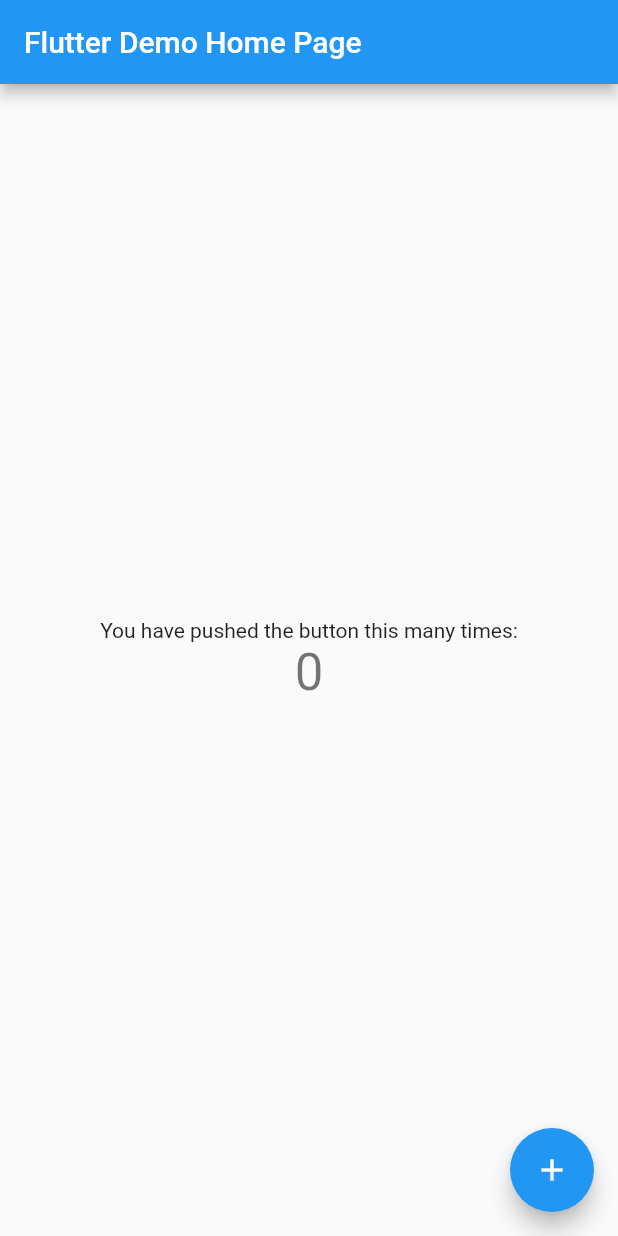
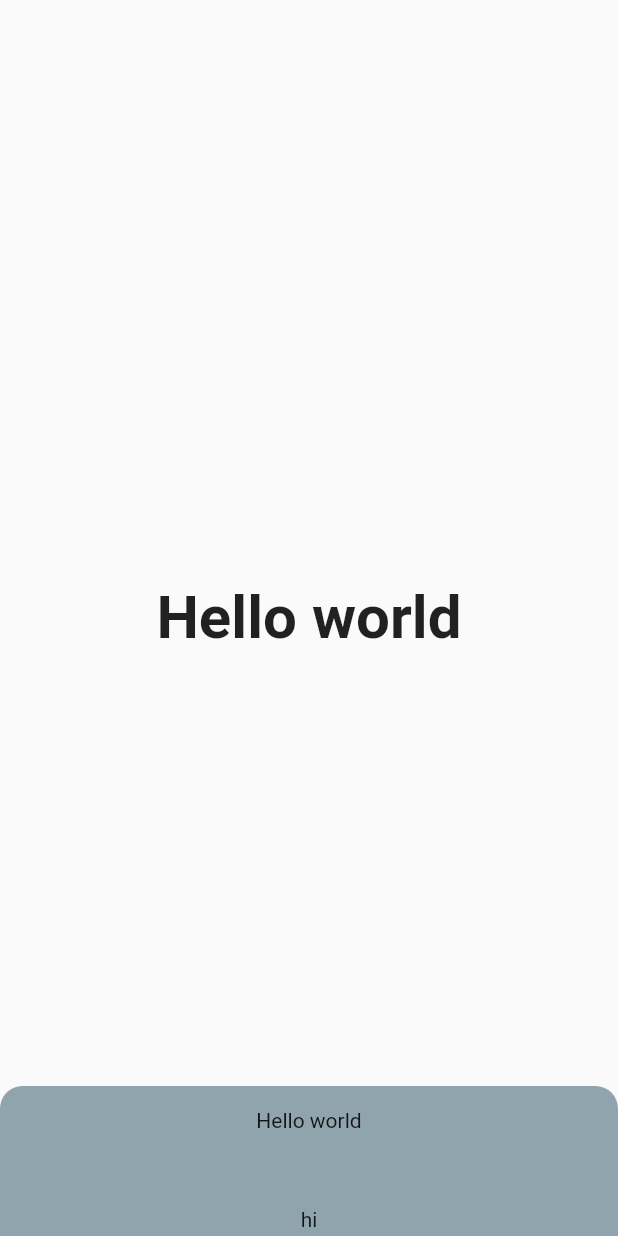
Before and after one commit to Bernardi23/expandable_card, a Flutter app: the screen it shows after launch, on a phone screen of 412 x 824 dp. Run offline on Flutter 3.47's test engine with Material 2 defaults, Android fonts, the phone set to English and light mode, and no system bars.

Commit message:
Added SlidableCard widget

```diff
--- /dev/null
+++ b/lib/components/pagewithslider.dart
@@ -0,0 +1,20 @@
+import 'package:flutter/material.dart';
+
+import 'slidablecard.dart';
+
+class PageWithSlider extends StatelessWidget {
+  PageWithSlider({@required this.page, @required this.slidableCard});
+
+  final Widget page;
+  final SlidableCard slidableCard;
+
+  @override
+  Widget build(BuildContext context) {
+    return Stack(
+      children: [
+        page,
+        slidableCard
+      ],
+    );
+  }
+}
--- /dev/null
+++ b/lib/components/slidablecard.dart
@@ -0,0 +1,190 @@
+import 'package:flutter/material.dart';
+import 'package:flutter/rendering.dart';
+
+class SlidableCard extends StatefulWidget {
+  SlidableCard({
+    @required this.content,
+    this.padding = const EdgeInsets.all(15.0),
+    this.minHeight = 100,
+    this.maxHeight = 500,
+    this.hasShadow = false,
+    this.backgroundColor = Colors.blueGrey,
+  });
+
+  final Widget content;
+  final EdgeInsetsGeometry padding;
+  final double minHeight;
+  final double maxHeight;
+  final bool hasShadow;
+  final Color backgroundColor;
+
+  @override
+  _SlidableCardState createState() => _SlidableCardState();
+}
+
+class _SlidableCardState extends State<SlidableCard>
+    with SingleTickerProviderStateMixin {
+  AnimationController _animationController;
+  Animation<double> _animationScrollPercent;
+  bool _isAnimating = false;
+  double _scrollPercent = 0;
+
+  @override
+  void initState() {
+    super.initState();
+    _animationController =
+        AnimationController(vsync: this, duration: Duration(milliseconds: 400));
+  }
+
+  final Widget debugContent = CustomScrollView(
+    physics: NeverScrollableScrollPhysics(),
+    slivers: <Widget>[
+      SliverFillViewport(
+        delegate: SliverChildBuilderDelegate(
+          (context, index) => Text("Hello world"),
+          childCount: 1,
+        ),
+      ),
+      // SliverFixedExtentList(
+      //   itemExtent: 40.0,
+      //   delegate: SliverChildBuilderDelegate(
+      //     (context, index) => index == 0 ? Text("Hello world") : null,
+      //   ),
+      // )
+      // Row(
+      //   crossAxisAlignment: CrossAxisAlignment.start,
+      //   children: <Widget>[
+      //     SizedBox(width: 20),
+      //     ClipRRect(
+      //       borderRadius: BorderRadius.all(Radius.circular(0)),
+      //       child: Container(
+      //         color: Colors.white,
+      //         width: 70.0,
+      //         height: 70.0,
+      //       ),
+      //     ),
+      //     SizedBox(width: 15),
+      //     Column(
+      //       mainAxisAlignment: MainAxisAlignment.start,
+      //       crossAxisAlignment: CrossAxisAlignment.start,
+      //       children: <Widget>[
+      //         Text(
+      //           "Old Town Road",
+      //           style: TextStyle(fontWeight: FontWeight.bold, fontSize: 18.0),
+      //         ),
+      //         SizedBox(height: 7),
+      //         Text(
+      //           "Lil Nas X",
+      //           style: TextStyle(fontSize: 12.0),
+      //         )
+      //       ],
+      //     )
+      //   ],
+      // ),
+      // SizedBox(height: 50.0),
+      // Container(height: 200, width: 200, color: Colors.pink),
+    ],
+  );
+
+  final Widget positionDebugContent = Column(
+    children: <Widget>[Text("Hello world"), SizedBox(height: 50), Text("hi")],
+  );
+
+  void _startCardDrag(DragStartDetails details) {
+    setState(() {
+      _isAnimating = false;
+    });
+    _animationController.reset();
+  }
+
+  void _expandCard(DragUpdateDetails details) {
+    final drag = details.delta.dy;
+    if (drag < -0.3 && _scrollPercent < 1) {
+      setState(() {
+        _scrollPercent -= drag / 500;
+      });
+    } else if (drag > 0.3 && _scrollPercent > 0) {
+      setState(() {
+        _scrollPercent -= drag / 500;
+      });
+    }
+  }
+
+  void _endCardDrag(DragEndDetails details) {
+    setState(() => _isAnimating = true);
+    // CardSlider will expand
+    if (details.primaryVelocity < -1000 || _scrollPercent > 0.7) {
+      _animationScrollPercent =
+          Tween<double>(begin: _scrollPercent, end: 1.0).animate(
+        CurvedAnimation(parent: _animationController, curve: Curves.easeOut),
+      );
+      _animationController.forward();
+      setState(() => _scrollPercent = 1.0);
+    }
+    // Card Slider will not expand
+    else {
+      _animationScrollPercent =
+          Tween<double>(begin: _scrollPercent, end: 0.0).animate(
+        CurvedAnimation(parent: _animationController, curve: Curves.easeOut),
+      );
+      _animationController.forward();
+      setState(() => _scrollPercent = 0.0);
+    }
+  }
+
+  @override
+  Widget build(BuildContext context) {
+    return AnimatedBuilder(
+      animation: _animationController,
+      builder: (context, child) {
+        double factor =
+            _isAnimating ? _animationScrollPercent.value : _scrollPercent;
+        double top = MediaQuery.of(context).size.height -
+            widget.minHeight -
+            (widget.maxHeight - widget.minHeight) * factor;
+        return Positioned(
+          top: top,
+          child: GestureDetector(
+            onVerticalDragStart: _startCardDrag,
+            onVerticalDragUpdate: _expandCard,
+            onVerticalDragEnd: _endCardDrag,
+            child: Container(
+              width: MediaQuery.of(context).size.width,
+              // height: _isAnimating
+              //     ? _animationScrollPercent.value * widget.maxHeight +
+              //         widget.minHeight
+              //     : _scrollPercent * widget.maxHeight + widget.minHeight,
+              height: widget.maxHeight,
+              decoration: BoxDecoration(
+                color: Colors.blueGrey[300],
+                borderRadius: BorderRadius.only(
+                  topLeft: Radius.circular(15.0),
+                  topRight: Radius.circular(15.0),
+                ),
+                boxShadow: [
+                  if (widget.hasShadow)
+                    BoxShadow(
+                      blurRadius: 10.0,
+                      spreadRadius: 10,
+                      color: Colors.blueGrey[900].withOpacity(0.2),
+                    )
+                ],
+              ),
+              child: Padding(
+                padding: widget.padding,
+                // child: widget.content,
+                child: positionDebugContent,
+              ),
+            ),
+          ),
+        );
+      },
+    );
+  }
+
+  @override
+  void dispose() {
+    _animationController.dispose();
+    super.dispose();
+  }
+}
--- a/lib/main.dart
+++ b/lib/main.dart
@@ -1,111 +1,40 @@
 import 'package:flutter/material.dart';
+import 'package:flutter/services.dart';
 
-void main() => runApp(MyApp());
+import 'components/pagewithslider.dart';
+import 'components/slidablecard.dart';
 
-class MyApp extends StatelessWidget {
-  // This widget is the root of your application.
+void main() => runApp(SlidingCardApp());
+
+class SlidingCardApp extends StatelessWidget {
   @override
   Widget build(BuildContext context) {
+    SystemChrome.setSystemUIOverlayStyle(
+      SystemUiOverlayStyle.dark.copyWith(statusBarColor: Colors.transparent),
+    );
     return MaterialApp(
-      title: 'Flutter Demo',
-      theme: ThemeData(
-        // This is the theme of your application.
-        //
-        // Try running your application with "flutter run". You'll see the
-        // application has a blue toolbar. Then, without quitting the app, try
-        // changing the primarySwatch below to Colors.green and then invoke
-        // "hot reload" (press "r" in the console where you ran "flutter run",
-        // or simply save your changes to "hot reload" in a Flutter IDE).
-        // Notice that the counter didn't reset back to zero; the application
-        // is not restarted.
-        primarySwatch: Colors.blue,
-      ),
-      home: MyHomePage(title: 'Flutter Demo Home Page'),
+      debugShowCheckedModeBanner: false,
+      home: HomePage(),
     );
   }
 }
 
-class MyHomePage extends StatefulWidget {
-  MyHomePage({Key key, this.title}) : super(key: key);
-
-  // This widget is the home page of your application. It is stateful, meaning
-  // that it has a State object (defined below) that contains fields that affect
-  // how it looks.
-
-  // This class is the configuration for the state. It holds the values (in this
-  // case the title) provided by the parent (in this case the App widget) and
-  // used by the build method of the State. Fields in a Widget subclass are
-  // always marked "final".
-
-  final String title;
-
-  @override
-  _MyHomePageState createState() => _MyHomePageState();
-}
-
-class _MyHomePageState extends State<MyHomePage> {
-  int _counter = 0;
-
-  void _incrementCounter() {
-    setState(() {
-      // This call to setState tells the Flutter framework that something has
-      // changed in this State, which causes it to rerun the build method below
-      // so that the display can reflect the updated values. If we changed
-      // _counter without calling setState(), then the build method would not be
-      // called again, and so nothing would appear to happen.
-      _counter++;
-    });
-  }
+class HomePage extends StatelessWidget {
+  Widget _page() => Center(
+        child: Text(
+          "Hello world",
+          style: TextStyle(fontSize: 40.0, fontWeight: FontWeight.bold),
+        ),
+      );
 
   @override
   Widget build(BuildContext context) {
-    // This method is rerun every time setState is called, for instance as done
-    // by the _incrementCounter method above.
-    //
-    // The Flutter framework has been optimized to make rerunning build methods
-    // fast, so that you can just rebuild anything that needs updating rather
-    // than having to individually change instances of widgets.
     return Scaffold(
-      appBar: AppBar(
-        // Here we take the value from the MyHomePage object that was created by
-        // the App.build method, and use it to set our appbar title.
-        title: Text(widget.title),
+      resizeToAvoidBottomPadding: false,
+      body: PageWithSlider(
+        page: _page(),
+        slidableCard: SlidableCard(),
       ),
-      body: Center(
-        // Center is a layout widget. It takes a single child and positions it
-        // in the middle of the parent.
-        child: Column(
-          // Column is also layout widget. It takes a list of children and
-          // arranges them vertically. By default, it sizes itself to fit its
-          // children horizontally, and tries to be as tall as its parent.
-          //
-          // Invoke "debug painting" (press "p" in the console, choose the
-          // "Toggle Debug Paint" action from the Flutter Inspector in Android
-          // Studio, or the "Toggle Debug Paint" command in Visual Studio Code)
-          // to see the wireframe for each widget.
-          //
-          // Column has various properties to control how it sizes itself and
-          // how it positions its children. Here we use mainAxisAlignment to
-          // center the children vertically; the main axis here is the vertical
-          // axis because Columns are vertical (the cross axis would be
-          // horizontal).
-          mainAxisAlignment: MainAxisAlignment.center,
-          children: <Widget>[
-            Text(
-              'You have pushed the button this many times:',
-            ),
-            Text(
-              '$_counter',
-              style: Theme.of(context).textTheme.display1,
-            ),
-          ],
-        ),
-      ),
-      floatingActionButton: FloatingActionButton(
-        onPressed: _incrementCounter,
-        tooltip: 'Increment',
-        child: Icon(Icons.add),
-      ), // This trailing comma makes auto-formatting nicer for build methods.
     );
   }
 }
```
